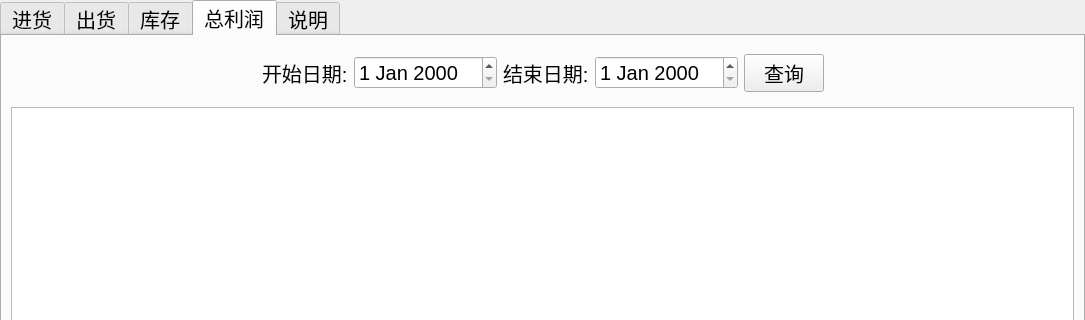
XHApplet/GoodsManage, file mainwidget.ui: the form before one commit; both pictures show x 0 to 1085 and y 0 to 320 of the 1085 by 532 pixel window.
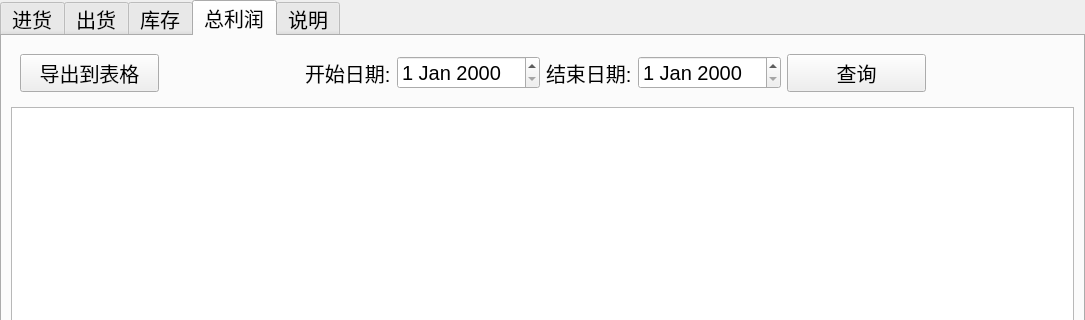
The form after the commit. The open tabs and pages were chosen to show the change. Custom widgets are drawn as their Qt base class.

Commit message: 增加利润导出到excel表功能

```diff
--- a/mainwidget.ui
+++ b/mainwidget.ui
@@ -651,7 +651,14 @@
    <layout class="QVBoxLayout" name="verticalLayout_3">
     <item>
      <widget class="QWidget" name="widget" native="true">
-      <layout class="QHBoxLayout" name="horizontalLayout">
+      <layout class="QHBoxLayout" name="horizontalLayout" stretch="1,1,0,1,0,1,1,1">
+       <item>
+        <widget class="QPushButton" name="pushButtonExport">
+         <property name="text">
+          <string>导出到表格</string>
+         </property>
+        </widget>
+       </item>
        <item>
         <spacer name="horizontalSpacer">
          <property name="orientation">
```
The commit also changes 5 other files.
